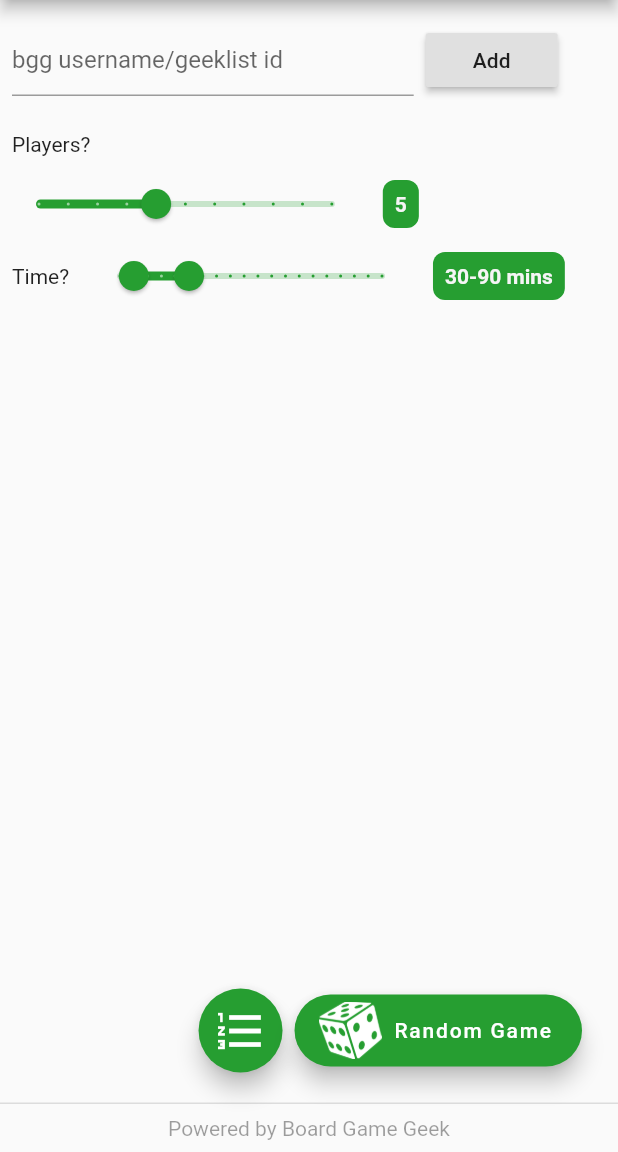
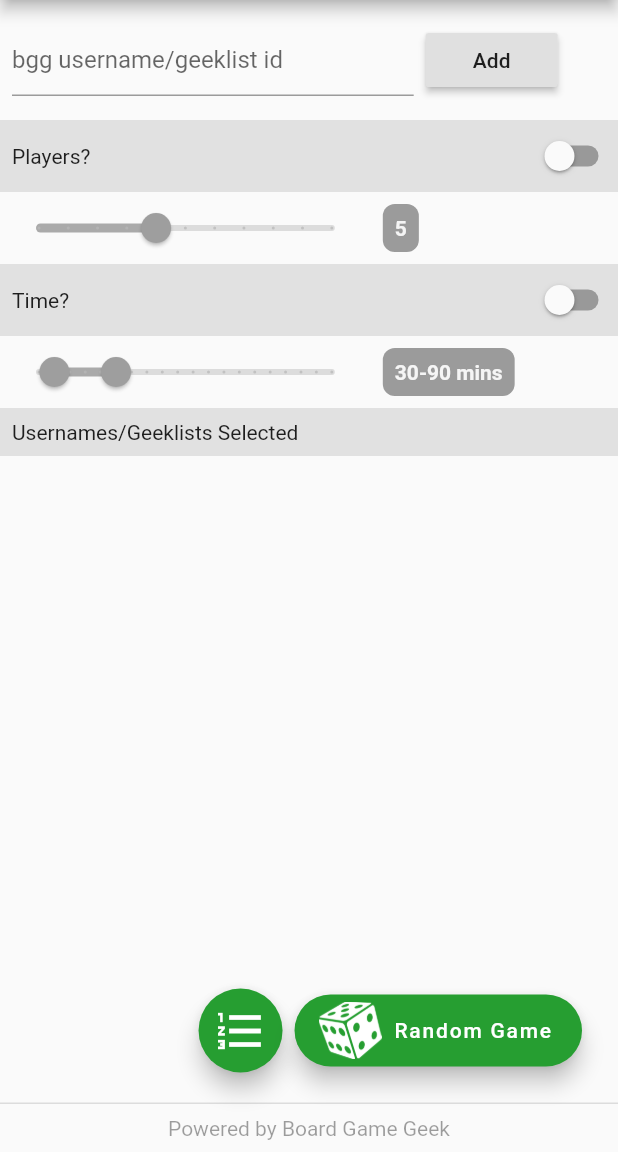
Before and after one commit to Teqqles/how-many-mobile-meeple, a Flutter app: the screen it shows after launch, on a phone screen of 412 x 824 dp, the part 84-1236 px from its top. Run offline on Flutter 3.47's test engine with Material 2 defaults, Android fonts, the light colour scheme and no system bars; our stand-ins replace cached_network_image, flutter_spinkit, sprintf; missing offline and left inert: esys_flutter_share, flutter_splash_screen, mime_type.

Commit message:
Clean up homepage with new filtering options

```diff
--- a/lib/homepage.dart
+++ b/lib/homepage.dart
@@ -40,12 +40,13 @@ class _MyHomePageState extends State<HomePage> with GameConfig, AppPage {
     return Scaffold(
         appBar: HowManyMeepleAppBar(GameConfig.optionsPageTitle),
         floatingActionButton: floatingActionButtonGroup(context),
-        body: Column(children: <Widget>[
+        body: SingleChildScrollView(
+            child: Column(children: <Widget>[
           buildBoardGameItemTextField(textFieldWidth),
           buildPlayerSliderDisplay(),
           buildGameDurationSliderDisplay(),
           buildBoardGameGeekItemDisplay(),
-        ]),
+        ])),
         persistentFooterButtons: <Widget>[footerDisplay()]);
   }
 
@@ -53,12 +54,24 @@ class _MyHomePageState extends State<HomePage> with GameConfig, AppPage {
       ScopedModelDescendant<AppModel>(
         builder: (context, child, model) => Column(
           children: <Widget>[
-            Row(
+            Container(
+              color: Theme.of(context).highlightColor,
+              child: Row(
+                mainAxisAlignment: MainAxisAlignment.spaceBetween,
                 children: [
                   AppDefaultPadding(
                     child: Text("Players?", textAlign: TextAlign.left),
-                )
+                  ),
+                  Switch(
+                      onChanged: (bool value) {
+                        setState(() {
+                          model.settings.playerFilterEnabled = value;
+                          model.invalidateCache();
+                        });
+                      },
+                      value: model.settings.playerFilterEnabled)
                 ],
+              ),
             ),
             Row(
               mainAxisAlignment: MainAxisAlignment.start,
@@ -70,9 +83,13 @@ class _MyHomePageState extends State<HomePage> with GameConfig, AppPage {
                       min: 1.0,
                       max: 10.0,
                       divisions: 10,
-                      onChanged: (players) {
-                        setState(
-                            () => model.settings.playerCount = players.floor());
+                      onChanged: !model.settings.playerFilterEnabled
+                          ? null
+                          : (players) {
+                              setState(() {
+                                model.settings.playerCount = players.floor();
+                                model.invalidateCache();
+                              });
                             },
                       value: model.settings.playerCount.roundToDouble(),
                       label:
@@ -81,7 +98,9 @@ class _MyHomePageState extends State<HomePage> with GameConfig, AppPage {
                 AppDefaultPadding(
                   child: Container(
                     decoration: ShapeDecoration(
-                        color: Theme.of(context).accentColor,
+                        color: model.settings.playerFilterEnabled
+                            ? Theme.of(context).accentColor
+                            : Theme.of(context).disabledColor,
                         shape: RoundedRectangleBorder(
                           borderRadius: BorderRadius.circular(8.0),
                         )),
@@ -139,17 +158,35 @@ class _MyHomePageState extends State<HomePage> with GameConfig, AppPage {
       ));
 
   ScopedModelDescendant<AppModel> buildGameDurationSliderDisplay() {
-    var sliderWidth = MediaQuery.of(context).size.width * 0.55;
+    var sliderWidth = MediaQuery.of(context).size.width * 0.60;
     var sliderMinValue = 15.0;
     var sliderMaxValue = 300.0;
     var sliderSteps = 19;
     return ScopedModelDescendant<AppModel>(
-      builder: (context, child, model) => Row(
-        mainAxisAlignment: MainAxisAlignment.start,
+      builder: (context, child, model) => Column(
+        children: <Widget>[
+          Container(
+            color: Theme.of(context).highlightColor,
+            child: Row(
+              mainAxisAlignment: MainAxisAlignment.spaceBetween,
               children: <Widget>[
                 AppDefaultPadding(
                   child: Text("Time?", textAlign: TextAlign.left),
                 ),
+                Switch(
+                    onChanged: (bool value) {
+                      setState(() {
+                        model.settings.timeFilterEnabled = value;
+                        model.invalidateCache();
+                      });
+                    },
+                    value: model.settings.timeFilterEnabled)
+              ],
+            ),
+          ),
+          Row(
+            mainAxisAlignment: MainAxisAlignment.start,
+            children: <Widget>[
               Container(
                 width: sliderWidth,
                 child: RangeSlider(
@@ -157,22 +194,28 @@ class _MyHomePageState extends State<HomePage> with GameConfig, AppPage {
                   min: sliderMinValue,
                   max: sliderMaxValue,
                   divisions: sliderSteps,
-              onChanged: (time) {
+                  onChanged: !model.settings.timeFilterEnabled
+                      ? null
+                      : (time) {
                           setState(() {
                             model.settings.minTime = time.start.floor();
                             model.settings.maxTime = time.end.floor();
+                            model.invalidateCache();
                           });
                         },
                   values: RangeValues(model.settings.minTime.floorToDouble(),
                       model.settings.maxTime.floorToDouble()),
-              labels: RangeLabels("${model.settings.minTime.toString()} mins",
+                  labels: RangeLabels(
+                      "${model.settings.minTime.toString()} mins",
                       "${model.settings.maxTime.toString()} mins"),
                 ),
               ),
               AppDefaultPadding(
                 child: Container(
                   decoration: ShapeDecoration(
-                  color: Theme.of(context).accentColor,
+                      color: model.settings.timeFilterEnabled
+                          ? Theme.of(context).accentColor
+                          : Theme.of(context).disabledColor,
                       shape: RoundedRectangleBorder(
                         borderRadius: BorderRadius.circular(8.0),
                       )),
@@ -188,6 +231,8 @@ class _MyHomePageState extends State<HomePage> with GameConfig, AppPage {
               ),
             ],
           ),
+        ],
+      ),
     );
   }
 
@@ -195,6 +240,13 @@ class _MyHomePageState extends State<HomePage> with GameConfig, AppPage {
     var iconSize = 30.0;
     return ScopedModelDescendant<AppModel>(
       builder: (context, child, model) => Column(
+        children: <Widget>[
+          Container(
+              color: Theme.of(context).highlightColor,
+              child: AppDefaultPadding(
+                child: Row(children: [Text("Usernames/Geeklists Selected")]),
+              )),
+          Column(
             children: ListTile.divideTiles(
               context: context,
               tiles: model.items.map(
@@ -238,6 +290,8 @@ class _MyHomePageState extends State<HomePage> with GameConfig, AppPage {
               ),
             ).toList(),
           ),
+        ],
+      ),
     );
   }
 
```
Lines whose indentation alone changed are shown as unchanged.
